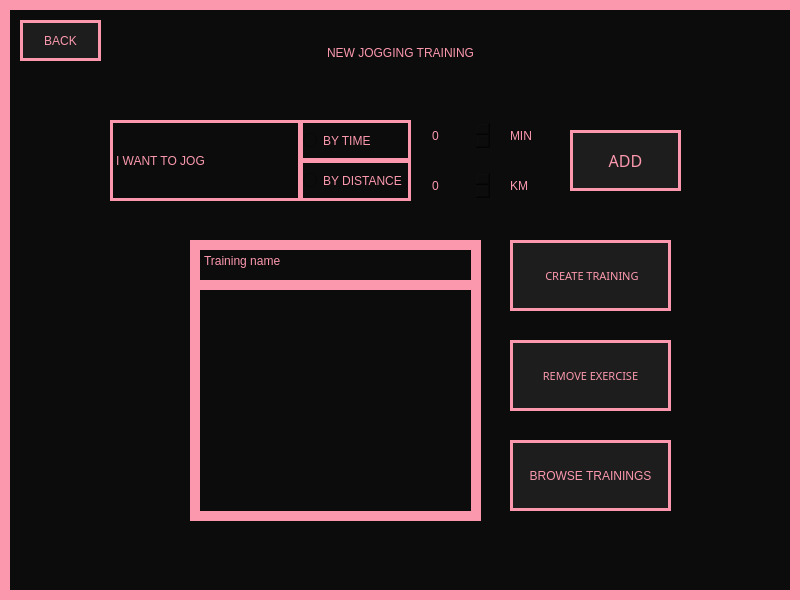
Old version of the form View/NewJoggingTraining.ui in the repository Hanna-J-K/fitnessapp.
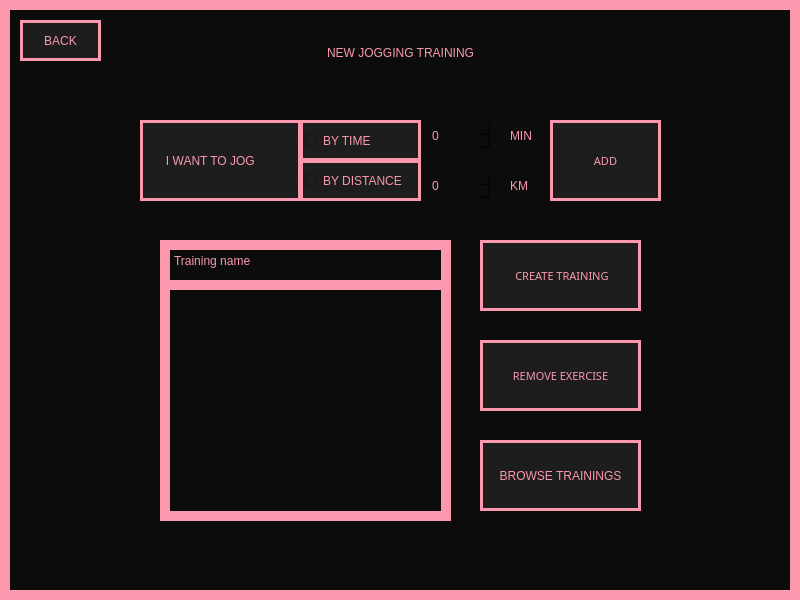
New version of the form.

Commit message: almost finishing touches in GUI

What changed in the file:
```diff
--- a/View/NewJoggingTraining.ui
+++ b/View/NewJoggingTraining.ui
@@ -41,16 +41,16 @@
    <widget class="QPushButton" name="add_btn">
     <property name="geometry">
      <rect>
-      <x>570</x>
-      <y>130</y>
+      <x>550</x>
+      <y>120</y>
       <width>111</width>
-      <height>61</height>
+      <height>81</height>
      </rect>
     </property>
     <property name="font">
      <font>
       <family>PRIMETIME</family>
-      <pointsize>12</pointsize>
+      <pointsize>8</pointsize>
       <weight>50</weight>
       <italic>false</italic>
       <bold>false</bold>
@@ -102,7 +102,7 @@
      <rect>
       <x>510</x>
       <y>120</y>
-      <width>41</width>
+      <width>31</width>
       <height>31</height>
      </rect>
     </property>
@@ -124,7 +124,7 @@
      <rect>
       <x>510</x>
       <y>170</y>
-      <width>41</width>
+      <width>31</width>
       <height>31</height>
      </rect>
     </property>
@@ -146,12 +146,13 @@
      <rect>
       <x>300</x>
       <y>120</y>
-      <width>111</width>
+      <width>121</width>
       <height>41</height>
      </rect>
     </property>
     <property name="styleSheet">
-     <string notr="true">border: 3px solid #FB98AD;</string>
+     <string notr="true">background-color: #1D1D1D;border: 3px solid #FB98AD;
+font: 8pt &quot;PRIMETIME&quot;;</string>
     </property>
     <property name="text">
      <string>BY TIME</string>
@@ -162,12 +163,13 @@
      <rect>
       <x>300</x>
       <y>160</y>
-      <width>111</width>
+      <width>121</width>
       <height>41</height>
      </rect>
     </property>
     <property name="styleSheet">
-     <string notr="true">border: 3px solid #FB98AD;</string>
+     <string notr="true">background-color: #1D1D1D;border: 3px solid #FB98AD;
+font: 8pt &quot;PRIMETIME&quot;;</string>
     </property>
     <property name="text">
      <string>BY DISTANCE</string>
@@ -176,18 +178,18 @@
    <widget class="QLabel" name="label">
     <property name="geometry">
      <rect>
-      <x>110</x>
+      <x>140</x>
       <y>120</y>
-      <width>191</width>
+      <width>161</width>
       <height>81</height>
      </rect>
     </property>
     <property name="styleSheet">
-     <string notr="true">border: 3px solid #FB98AD;
-font: 12pt &quot;PRIMETIME&quot;;</string>
+     <string notr="true">background-color: #1D1D1D;border: 3px solid #FB98AD;
+font: 8pt &quot;PRIMETIME&quot;;</string>
     </property>
     <property name="text">
-     <string>I WANT TO JOG</string>
+     <string>      I WANT TO JOG</string>
     </property>
    </widget>
    <widget class="QPushButton" name="back_btn">
@@ -213,7 +215,7 @@
    <widget class="QPushButton" name="remove_training_btn">
     <property name="geometry">
      <rect>
-      <x>510</x>
+      <x>480</x>
       <y>340</y>
       <width>161</width>
       <height>71</height>
@@ -242,7 +244,7 @@
    <widget class="QPlainTextEdit" name="training_name">
     <property name="geometry">
      <rect>
-      <x>190</x>
+      <x>160</x>
       <y>240</y>
       <width>291</width>
       <height>51</height>
@@ -258,7 +260,7 @@
    <widget class="QListWidget" name="training_list">
     <property name="geometry">
      <rect>
-      <x>190</x>
+      <x>160</x>
       <y>280</y>
       <width>291</width>
       <height>241</height>
@@ -271,7 +273,7 @@
    <widget class="QPushButton" name="browse_btn">
     <property name="geometry">
      <rect>
-      <x>510</x>
+      <x>480</x>
       <y>440</y>
       <width>161</width>
       <height>71</height>
@@ -291,7 +293,7 @@
    <widget class="QPushButton" name="create_training_btn">
     <property name="geometry">
      <rect>
-      <x>510</x>
+      <x>480</x>
       <y>240</y>
       <width>161</width>
       <height>71</height>
```
Left out of the diff: 2 changed lines with no effect on the pictures. The commit also changes 4 other files.
